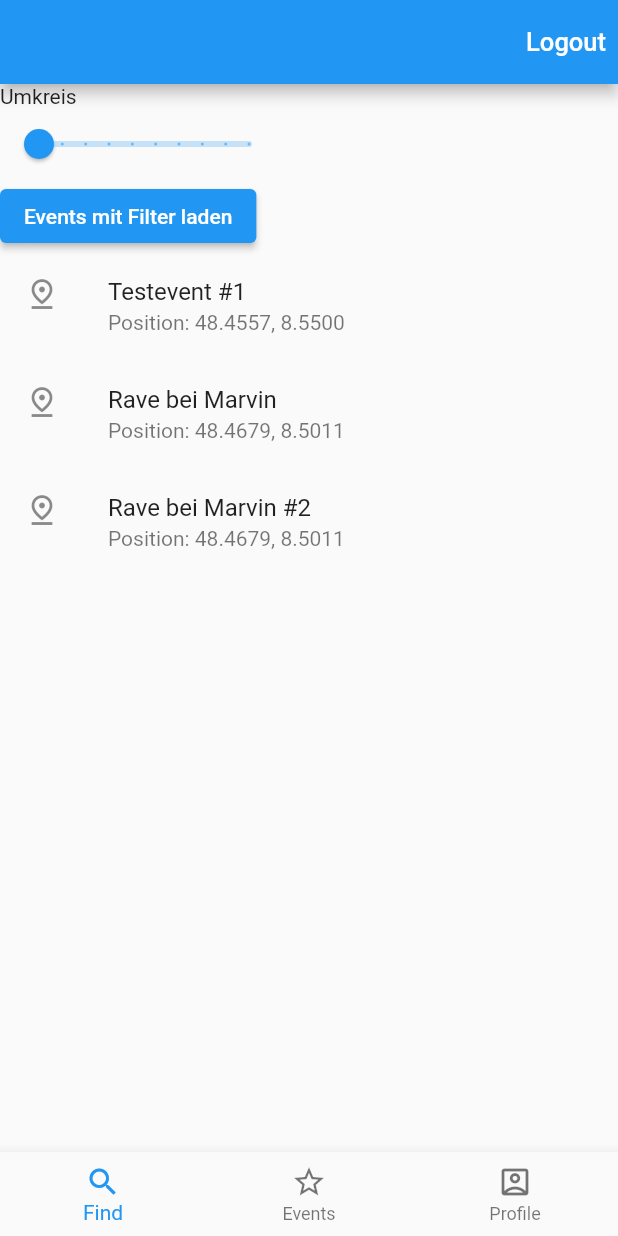
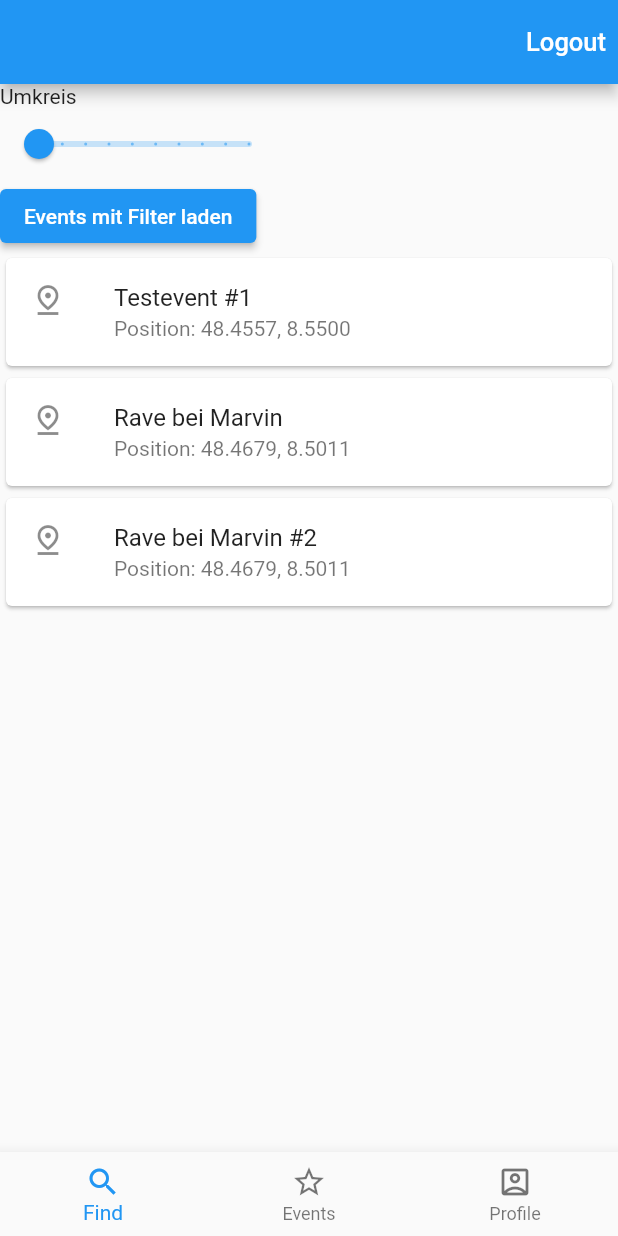
Before and after one commit to actevents/actevents-flutter, a Flutter app: the screen it shows after launch, on a phone screen of 412 x 824 dp. Run offline on Flutter 3.47's test engine with Material 2 defaults, Android fonts, the light colour scheme and no system bars; our stand-ins replace flutter_map, geolocator, latlong; missing offline and left inert: amplify_auth_cognito, amplify_flutter, dart:ffi.

Commit message:
[dev]: wrapped ListTile in Card

```diff
--- a/actevents/lib/routes/events/eventsPage.dart
+++ b/actevents/lib/routes/events/eventsPage.dart
@@ -107,13 +107,15 @@ class _EventsPage extends State<EventsPage> {
   }
 
   Widget listItem(Actevent event) {
-    return ListTile(
+    return Card(
+      child: ListTile(
         leading: Icon(Icons.pin_drop_outlined),
         title: Text(event.name),
         subtitle: Text("Position: " + event.latitude + ", " + event.longitude),
         onTap: () {
           print("Event tile tapped.");
         },
+      ),
     );
   }
 
```
Lines whose indentation alone changed are shown as unchanged.
